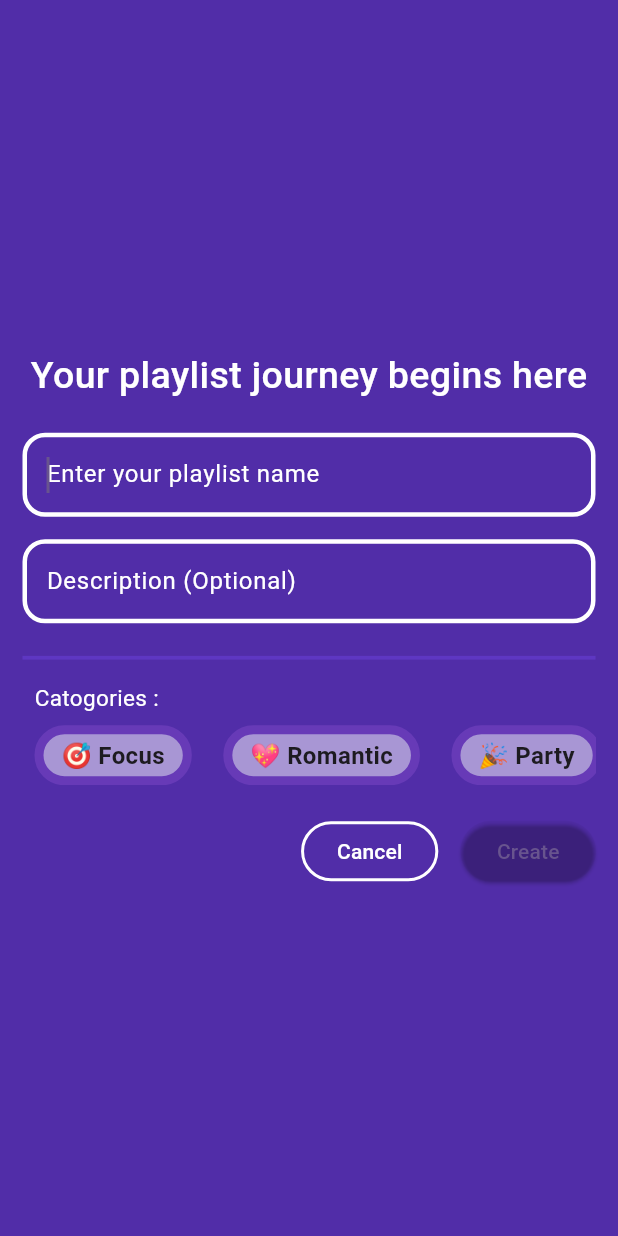
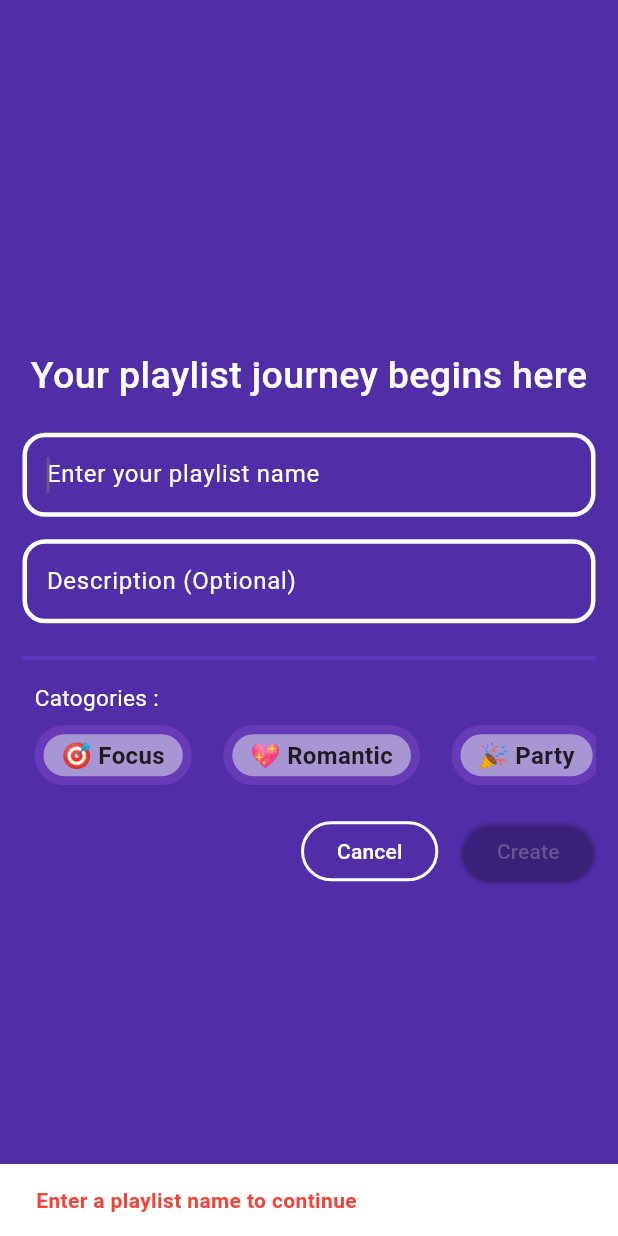
Before and after one commit to AkshayShineKrishna/Steamy-YT-Music-Player, a Flutter app: the CreatePlaylist screen opened directly, after a tap on "Create", on a phone screen of 412 x 824 dp. Run offline on Flutter 3.47's test engine with Material 2 defaults, Android fonts, the phone set to English and light mode, and no system bars; our stand-ins replace audio_video_progress_bar, bloc, cached_network_image, dartz, dio, flutter_bloc and 10 more; missing offline and left inert: clipboard; accounts and stored records are empty; network calls fail.

Commit message:
minor improvements

```diff
--- a/lib/application/playlist/playlist_event.dart
+++ b/lib/application/playlist/playlist_event.dart
@@ -25,4 +25,13 @@ class PlaylistEvent with _$PlaylistEvent {
   const factory PlaylistEvent.validatePlaylist({
     required List<String> urlList,
   }) = _ValidatePlaylist;
+
+  const factory PlaylistEvent.createPlaylist({
+    required String name,
+    required String? desc,
+    required String? mood,
+  }) = _CreatePlaylist;
+
+  const factory PlaylistEvent.validateSong({required String songUrl,required String playlistName}) =
+      _ValidateSong;
 }
--- a/lib/domain/playlist/playlist_services.dart
+++ b/lib/domain/playlist/playlist_services.dart
@@ -10,7 +10,7 @@ abstract class PlaylistServices {
       String? mood,
       String duration = "0 sec"});
 
-  Future<void> addToPlaylist(String playlistName, SongData song);
+  Future<void> addToPlaylist({required playlistName,required SongData song});
 
   Future<void> addToLikedPlaylist({required SongData song});
 
--- a/lib/domain/validate/validate_services.dart
+++ b/lib/domain/validate/validate_services.dart
@@ -5,6 +5,6 @@ import 'package:steamy/domain/validate/validate_song/model/validate_song_data_re
 
 abstract class ValidateServices {
   Future<Either<MainFailure, ValidatePlaylistResponse>> validatePlaylist({required List<String> urlList});
-  Future<Either<MainFailure, ValidateSongDataResponse>> validateSong();
+  Future<Either<MainFailure, ValidateSongDataResponse>> validateSong({required String songUrl});
 
 }
--- a/lib/infrastructure/playlist_impl.dart
+++ b/lib/infrastructure/playlist_impl.dart
@@ -7,7 +7,7 @@ import 'package:steamy/domain/playlist/playlist_services.dart';
 @LazySingleton(as: PlaylistServices)
 class PlaylistServicesImpl implements PlaylistServices {
   @override
-  Future<void> addToPlaylist(String playlistName, SongData song) async {
+  Future<void> addToPlaylist({required playlistName,required SongData song}) async {
     final playlistBox = Hive.box<Playlist>('playlists');
     final playlist =
         playlistBox.values.firstWhere((pl) => pl.name == playlistName);
--- a/lib/presentation/home/widgets/audioplayerwidget.dart
+++ b/lib/presentation/home/widgets/audioplayerwidget.dart
@@ -105,7 +105,7 @@ class _AudioPlayerWidgetState extends State<AudioPlayerWidget> {
                 widget.title,
                 style:
                     const TextStyle(fontWeight: FontWeight.bold, fontSize: 25),
-                maxLines: 2,
+                maxLines: 1,
                 overflow: TextOverflow.fade,
               )),
             ],
--- a/lib/presentation/home/widgets/defaultbottomcontainer.dart
+++ b/lib/presentation/home/widgets/defaultbottomcontainer.dart
@@ -20,7 +20,7 @@ class DefaultBottomContainer extends StatelessWidget {
       children: [
         Container(
             width: double.infinity,
-            height: size.height < 800 ? size.height * 0.35 : size.height * 0.4,
+            height: size.width * 0.8,
             decoration: const BoxDecoration(
               color: kWhite,
               borderRadius: BorderRadius.only(
--- a/lib/presentation/playlist/widgets/create_playlist.dart
+++ b/lib/presentation/playlist/widgets/create_playlist.dart
@@ -1,8 +1,10 @@
+import 'dart:developer';
 import 'package:flutter/material.dart';
 import 'package:flutter_bloc/flutter_bloc.dart';
 import 'package:steamy/application/playlist/playlist_bloc.dart';
 import 'package:steamy/core/constants.dart';
 import 'package:steamy/domain/category/category.dart';
+import 'package:steamy/domain/playlist/model/playlist_data.dart';
 import 'package:steamy/presentation/playlist/widgets/cancel_button.dart';
 import 'package:steamy/presentation/playlist/widgets/categories_list_widget.dart';
 import 'package:steamy/presentation/playlist/widgets/playlist_body.dart';
@@ -60,17 +62,49 @@ class CreatePlaylist extends StatelessWidget {
     return ElevatedButton(
       onPressed: () {
         if (state.currentStatusFlag) {
+          final List<Playlist> playlists = state.allPlaylist;
+          bool playlistExists = playlists.any((playlist) =>
+              playlist.name.toLowerCase() ==
+              _nameController.text.trim().toLowerCase());
+          log("Playlist exist state => $playlistExists");
+          if (!playlistExists) {
+            BlocProvider.of<PlaylistBloc>(context).add(
+                PlaylistEvent.createPlaylist(
+                    name: _nameController.text.trim(),
+                    desc: _descController.text.trim(),
+                    mood: _categorySelector(state.currentSelectedCategory)));
             Navigator.of(context).push(
               MaterialPageRoute(
                   builder: (context) => PlaylistBody(
-                      songs: [],
+                        songs: const [],
                         playlistName: _nameController.text.trim(),
                         category:
                             _categorySelector(state.currentSelectedCategory),
                         desc: _descController.text.trim(),
                       )),
             );
+            return;
+          } else {
+            const snackBar = SnackBar(
+              content: Text(
+                'Oops! 😬 Playlist already exists',
+                style:
+                    TextStyle(color: Colors.red, fontWeight: FontWeight.bold),
+              ),
+              backgroundColor: kWhite,
+            );
+            ScaffoldMessenger.of(context).showSnackBar(snackBar);
+            return;
           }
+        }
+        const snackBar = SnackBar(
+          content: Text(
+            'Enter a playlist name to continue',
+            style: TextStyle(color: Colors.red, fontWeight: FontWeight.bold),
+          ),
+          backgroundColor: kWhite,
+        );
+        ScaffoldMessenger.of(context).showSnackBar(snackBar);
       },
       style: ElevatedButton.styleFrom(
           backgroundColor:
--- a/lib/presentation/playlist/widgets/playlist_body.dart
+++ b/lib/presentation/playlist/widgets/playlist_body.dart
@@ -193,8 +193,12 @@ class PlaylistBody extends StatelessWidget {
                 TextButton(
                   child: const Text('Add'),
                   onPressed: () {
+                    BlocProvider.of<PlaylistBloc>(context).add(
+                        PlaylistEvent.validateSong(
+                            playlistName: playlistName,
+                            songUrl: alertTextController.text.trim()));
                     BlocProvider.of<PlaylistBloc>(context)
-                        .add(const PlaylistEvent.test());
+                        .add(const PlaylistEvent.getAllPlaylist());
                   },
                 ),
               ],
--- a/lib/presentation/playlist/widgets/playlist_widget.dart
+++ b/lib/presentation/playlist/widgets/playlist_widget.dart
@@ -16,6 +16,7 @@ class PlayListWidget extends StatelessWidget {
           BlocBuilder<PlaylistBloc, PlaylistState>(builder: (context, state) {
         final playlist = state.allPlaylist;
         return ListView.separated(
+          shrinkWrap: true,
             itemBuilder: (context, index) {
               final currentPlaylist = playlist[index];
               if (index == playlist.length - 1) {
```
Also changed, not shown: lib/application/playlist/playlist_bloc.dart (+34 -6 lines), lib/domain/validate/validate_song/model/validate_song_data_response.dart (+5 -5 lines), lib/infrastructure/validate_impl.dart (+19 -3 lines), lib/presentation/about/about.dart (+11 -4 lines), lib/presentation/home/widgets/controlswidget.dart (+11 -1 lines), lib/application/playlist/playlist_bloc.freezed.dart, lib/domain/validate/validate_song/model/validate_song_data_response.g.dart, 1 other file. Lines whose indentation alone changed are shown as unchanged.
